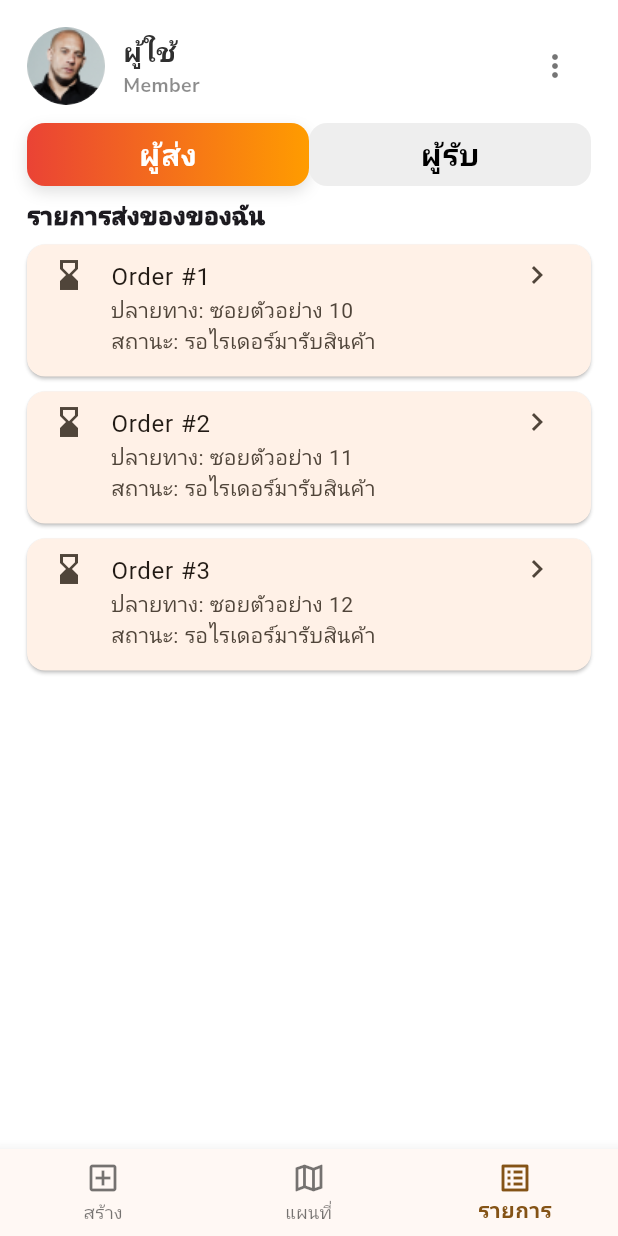
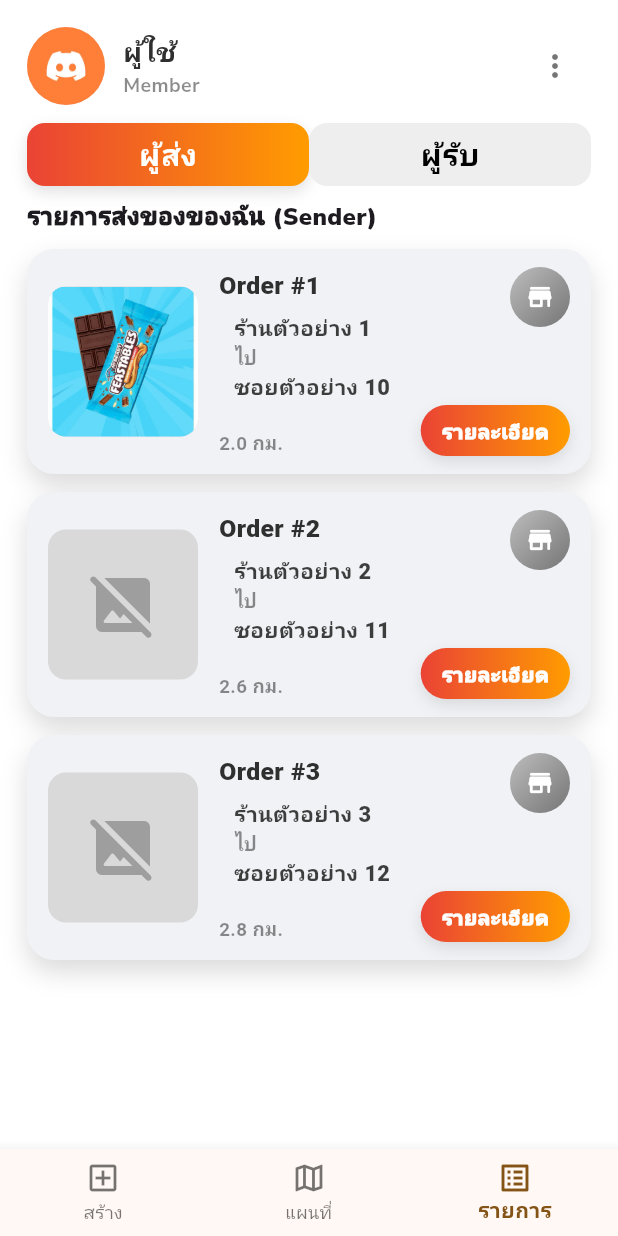
Before and after one commit to sittipong112054/SongDuan_app, a Flutter app: the MemberHomePage screen opened directly, item 3 of the bottom bar chosen, on a phone screen of 412 x 824 dp. Run offline on Flutter 3.47's test engine with Material 3 defaults, Android fonts, the light colour scheme and no system bars; our stand-ins replace flutter_map, geocoding, geolocator, get, google_fonts, image_picker and 1 more.

Commit message:
Demo Member Page v2

```diff
--- a/lib/models/rider.dart
+++ /dev/null
@@ -1,13 +0,0 @@
-class Rider {
-  final String id;
-  final String name;
-  final double lat;
-  final double lng;
-
-  Rider({
-    required this.id,
-    required this.name,
-    required this.lat,
-    required this.lng,
-  });
-}
--- a/lib/pages/member/member_home_page.dart
+++ b/lib/pages/member/member_home_page.dart
@@ -1,5 +1,6 @@
 import 'package:flutter/material.dart';
 import 'package:flutter_map/flutter_map.dart';
+
 import 'package:get/get.dart';
 import 'package:google_fonts/google_fonts.dart';
 import 'package:latlong2/latlong.dart';
@@ -8,7 +9,6 @@ import 'package:songduan_app/pages/profile_page.dart';
 import 'package:songduan_app/widgets/profile_header.dart';
 import 'package:songduan_app/widgets/Tab_Button.dart';
 
-// pages แยกไฟล์
 import 'package:songduan_app/pages/member/sender/sender_create_page.dart';
 import 'package:songduan_app/pages/member/sender/sender_map_page.dart';
 import 'package:songduan_app/pages/member/sender/sender_list_page.dart';
@@ -25,8 +25,8 @@ class MemberHomePage extends StatefulWidget {
 class _MemberHomePageState extends State<MemberHomePage> {
   bool _isSender = true;
 
-  int _senderIndex = 0; // 0: สร้าง, 1: แผนที่, 2: รายการ
-  int _receiverIndex = 0; // 0: แผนที่, 1: รายการ
+  int _senderIndex = 0;
+  int _receiverIndex = 0;
 
   String? _baseUrl;
   String? _cfgError;
@@ -37,7 +37,7 @@ class _MemberHomePageState extends State<MemberHomePage> {
   late final String _roleLabel;
 
   final MapController mapController = MapController();
-  final LatLng sampleCenter = LatLng(13.7563, 100.5018); // กทม. เป็นค่า default
+  final LatLng sampleCenter = LatLng(13.7563, 100.5018);
 
   int get _currentIndex => _isSender ? _senderIndex : _receiverIndex;
   set _currentIndex(int idx) {
@@ -120,7 +120,6 @@ class _MemberHomePageState extends State<MemberHomePage> {
       body: SafeArea(
         child: Column(
           children: [
-            // ===== Header คงที่ทุกหน้า =====
             Padding(
               padding: const EdgeInsets.fromLTRB(18, 18, 18, 0),
               child: ProfileHeader(
@@ -136,7 +135,6 @@ class _MemberHomePageState extends State<MemberHomePage> {
             ),
             const SizedBox(height: 12),
 
-            // ===== TabButton คงที่ทุกหน้า =====
             Padding(
               padding: const EdgeInsets.symmetric(horizontal: 18),
               child: Row(
@@ -172,19 +170,18 @@ class _MemberHomePageState extends State<MemberHomePage> {
             ),
             const SizedBox(height: 8),
 
-            // ===== เนื้อหาสลับหน้า ด้วย IndexedStack =====
             Expanded(
               child: IndexedStack(
                 index: _currentIndex,
                 children: _isSender
                     ? [
-                        SenderCreatePage(baseUrl: _baseUrl!), // 0
-                        SenderMapPage(baseUrl: _baseUrl!), // 1
-                        SenderListPage(baseUrl: _baseUrl!), // 2
+                        SenderCreatePage(baseUrl: _baseUrl!),
+                        SenderMapPage(baseUrl: _baseUrl!),
+                        SenderListPage(baseUrl: _baseUrl!),
                       ]
                     : [
-                        ReceiverMapPage(baseUrl: _baseUrl!), // 0
-                        ReceiverListPage(baseUrl: _baseUrl!), // 1
+                        ReceiverMapPage(baseUrl: _baseUrl!),
+                        ReceiverListPage(baseUrl: _baseUrl!),
                       ],
               ),
             ),
@@ -192,7 +189,6 @@ class _MemberHomePageState extends State<MemberHomePage> {
         ),
       ),
 
-      // ===== Bottom Nav ตามโหมด =====
       bottomNavigationBar: BottomNavigationBar(
         items: items,
         currentIndex: _currentIndex.clamp(0, items.length - 1),
--- a/lib/pages/member/sender/sender_list_page.dart
+++ b/lib/pages/member/sender/sender_list_page.dart
@@ -1,42 +1,72 @@
+import 'dart:math';
 import 'package:flutter/material.dart';
 import 'package:google_fonts/google_fonts.dart';
 import 'package:songduan_app/services/mock_realtime_service.dart';
-import 'package:songduan_app/widgets/order_tile.dart';
+import 'package:songduan_app/widgets/order_card.dart';
 
 class SenderListPage extends StatelessWidget {
   final String baseUrl;
   const SenderListPage({super.key, required this.baseUrl});
 
+  String _mockDistance(int i) {
+    // จำลองระยะทางให้ดูมีชีวิตชีวา
+    final km = (1.2 + (i * 0.8) + Random(i).nextDouble()).toStringAsFixed(1);
+    return '$km กม.';
+  }
+
   @override
   Widget build(BuildContext context) {
-    // เดโม่: ใช้สตรีมสถานะร่วมกัน
     final svc = MockRealtimeService();
+
+    // mock รายการ 3 ชิ้น
+    final items = List.generate(3, (i) {
+      return {
+        'title': 'Order #${i + 1}',
+        'from': 'ร้านตัวอย่าง ${i + 1}',
+        'to': 'ซอยตัวอย่าง ${10 + i}',
+        'distance': _mockDistance(i),
+        'image': i == 0
+            ? 'assets/images/mrbeast.jpg'
+            : null, // ตัวอย่างแนบรูปบางรายการ
+      };
+    });
+
     return ListView(
       padding: const EdgeInsets.fromLTRB(18, 0, 18, 24),
       children: [
         Text(
-          'รายการส่งของของฉัน',
+          'รายการส่งของของฉัน (Sender)',
           style: GoogleFonts.nunitoSans(
             fontSize: 16,
             fontWeight: FontWeight.w900,
           ),
         ),
-        const SizedBox(height: 8),
+        const SizedBox(height: 10),
 
-        // mock 3 orders
-        ...List.generate(
-          3,
-          (i) => StreamBuilder<int>(
-            stream: svc.orderStatusStream(),
-            builder: (context, snap) {
-              final status = snap.data ?? 1;
-              return OrderTile(
-                title: 'Order #${i + 1}',
-                subtitle: 'ปลายทาง: ซอยตัวอย่าง ${10 + i}',
-                status: status,
-                onTap: () {},
-              );
-            },
+        ...items.map(
+          (m) => Padding(
+            padding: const EdgeInsets.only(bottom: 12),
+            child: StreamBuilder(
+              stream: svc.orderStatusStream(),
+              builder: (context, snapshot) {
+                final status = snapshot.data ?? OrderStatus.waitingPickup;
+                return OrderCard(
+                  title: m['title'] as String,
+                  from: m['from'] as String,
+                  to: m['to'] as String,
+                  distanceText: m['distance'] as String,
+                  imagePath: m['image'],
+                  status: status,
+                  onDetail: () {
+                    ScaffoldMessenger.of(context).showSnackBar(
+                      SnackBar(
+                        content: Text('ดูรายละเอียด: ${m['title']} (mock)'),
+                      ),
+                    );
+                  },
+                );
+              },
+            ),
           ),
         ),
       ],
--- a/lib/pages/rider/rider_home_page.dart
+++ b/lib/pages/rider/rider_home_page.dart
@@ -40,7 +40,7 @@ class _RiderHomePageState extends State<RiderHomePage> {
     _roleLabel = switch (role) {
       'RIDER' => 'Rider',
       'MEMBER' => 'Member',
-      _ => 'Member',
+      _ => 'Rider',
     };
   }
 
--- a/lib/widgets/order_tile.dart
+++ /dev/null
@@ -1,42 +0,0 @@
-import 'package:flutter/material.dart';
-
-class OrderTile extends StatelessWidget {
-  final String title;
-  final String subtitle;
-  final int status; // 1,2,3
-  final VoidCallback? onTap;
-  const OrderTile({
-    super.key,
-    required this.title,
-    required this.subtitle,
-    required this.status,
-    this.onTap,
-  });
-
-  String get statusText => switch (status) {
-    1 => 'รอไรเดอร์มารับสินค้า',
-    2 => 'ไรเดอร์รับงาน (กำลังมารับ)',
-    _ => 'ไรเดอร์รับสินค้าแล้ว (กำลังไปส่ง)',
-  };
-
-  IconData get statusIcon => switch (status) {
-    1 => Icons.hourglass_bottom,
-    2 => Icons.directions_bike,
-    _ => Icons.local_shipping_outlined,
-  };
-
-  @override
-  Widget build(BuildContext context) {
-    return Card(
-      margin: const EdgeInsets.only(bottom: 10),
-      child: ListTile(
-        leading: Icon(statusIcon),
-        title: Text(title),
-        subtitle: Text('$subtitle\nสถานะ: $statusText'),
-        isThreeLine: true,
-        trailing: const Icon(Icons.chevron_right),
-        onTap: onTap,
-      ),
-    );
-  }
-}
```
Also changed, not shown: lib/pages/member/add_profile_member_page.dart (+9 -9 lines), lib/pages/member/map_page.dart (+2 -13 lines), lib/pages/member/receiver/receiver_list_page.dart (+47 -16 lines), lib/services/mock_realtime_service.dart (+15 -9 lines), assets/images/default_avatar.png, assets/images/mrbeast.jpg (added).
